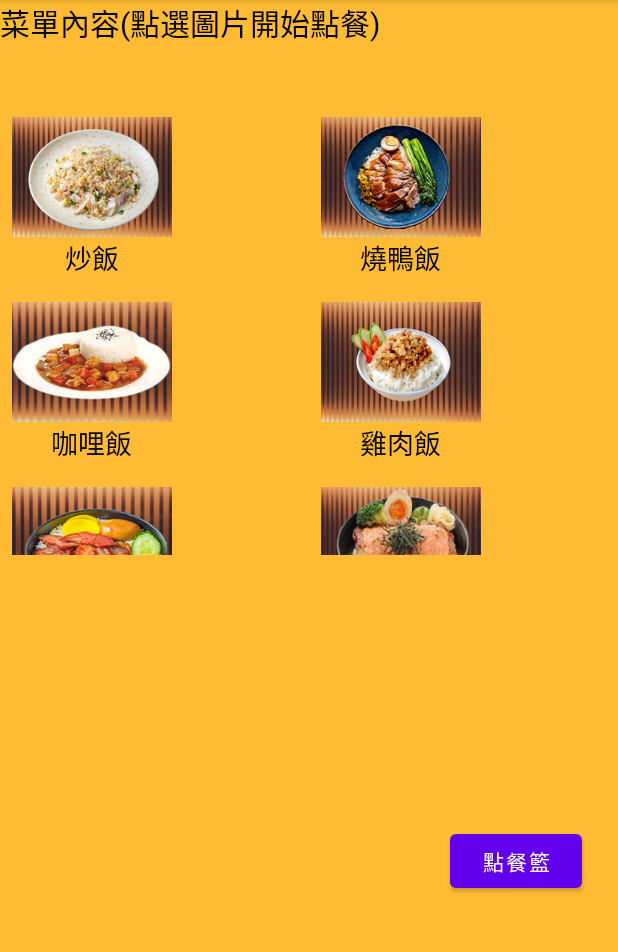
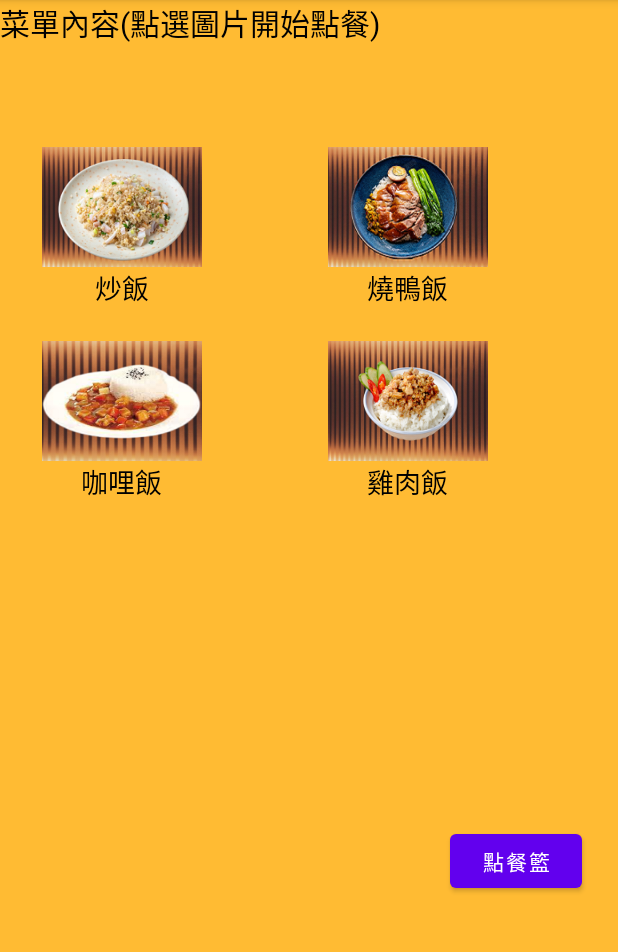
Before and after one commit to ChangShenJU/Android-final-project, an Android app: the screen it shows after launch (MainActivity), on a phone screen of 412 x 824 dp, the part 84-1036 px from its top. Run offline under Robolectric (Android 15) with nearby library versions, the phone set to English and light mode, and no system bars; 5 statements that could not run were skipped.

Commit message:
Update activity_main.xml

```diff
--- a/app/src/main/res/layout/activity_main.xml
+++ b/app/src/main/res/layout/activity_main.xml
@@ -1,5 +1,3 @@
-<?xml version="1.0" encoding="utf-8"?>
-
 <?xml version="1.0" encoding="utf-8"?>
 
 <RelativeLayout
@@ -8,7 +6,7 @@
     xmlns:tools="http://schemas.android.com/tools"
     android:layout_width="match_parent"
     android:layout_height="match_parent"
-    tools:context=".MainActivity"
+    tools:context=".DrinkList"
     android:background="@android:color/holo_orange_light">
 
     <TextView
@@ -26,12 +24,15 @@
 
     <GridView
         android:id="@+id/GridView"
-        android:layout_width="match_parent"
+        android:layout_width="wrap_content"
         android:layout_height="300dp"
         android:layout_marginTop="70dp"
         android:numColumns="2"
+        android:padding="20dp"
+        android:verticalSpacing="6dp"
+        android:horizontalSpacing="10dp"
         app:layout_constraintTop_toBottomOf="@+id/TextView"
-        tools:layout_editor_absoluteX="16dp">
+        >
 
 
 
```
